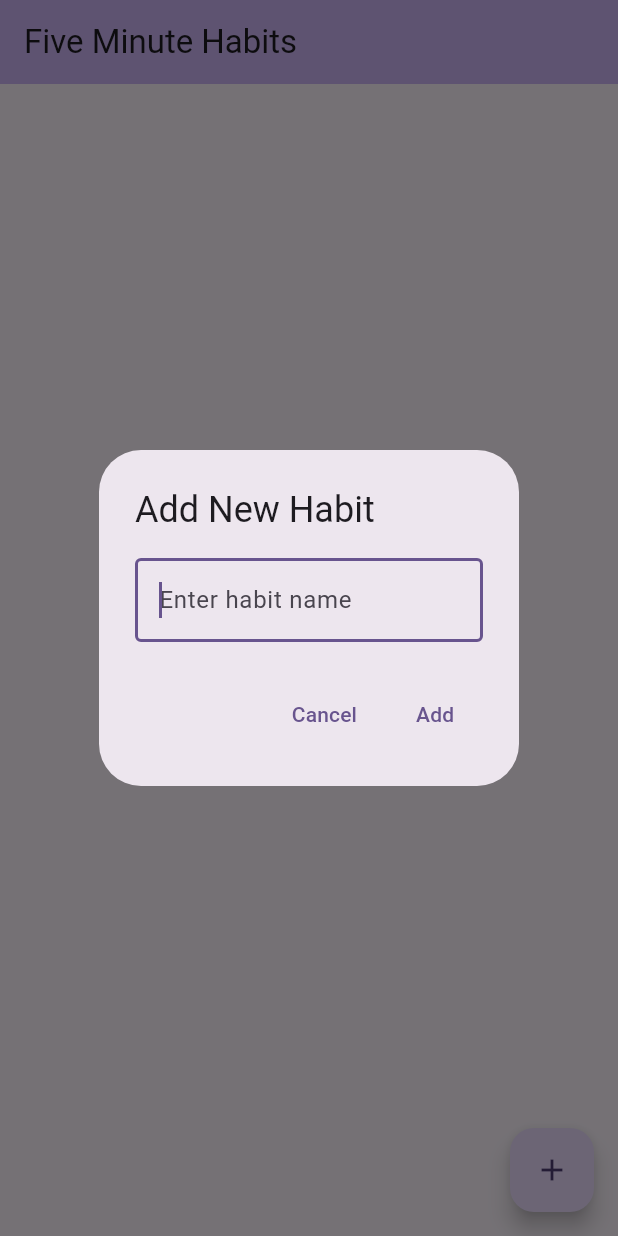
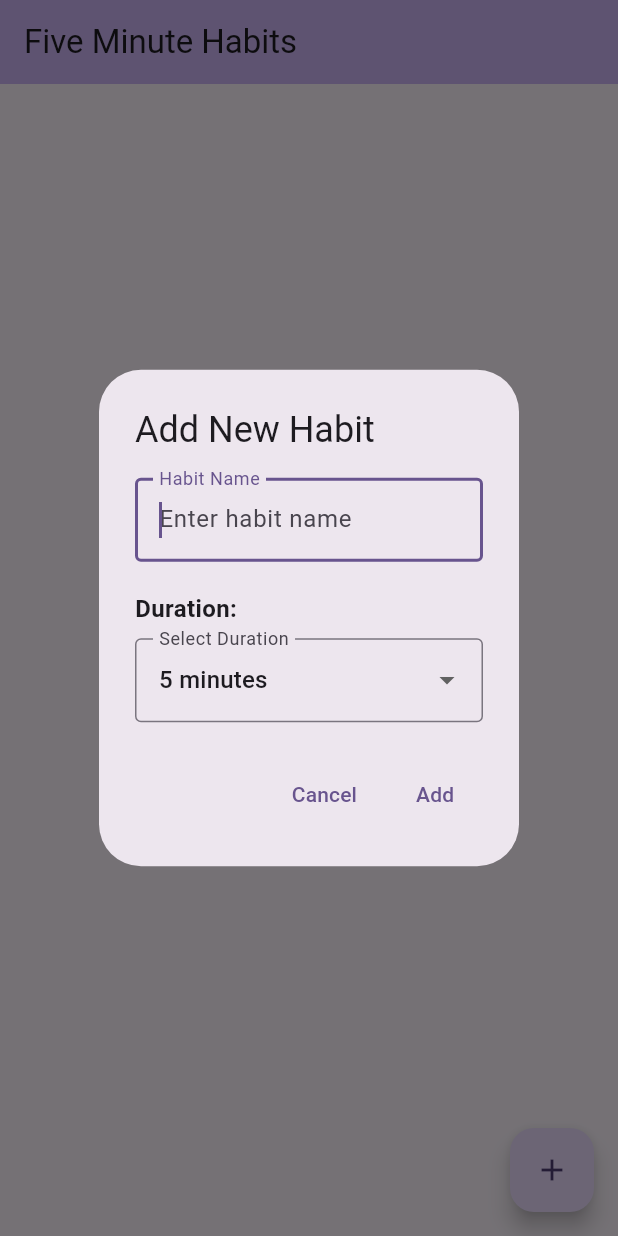
Before and after one commit to code-dio/five-minutes-habits, a Flutter app: the screen it shows after launch, after a tap on the "add" icon, on a phone screen of 412 x 824 dp. Run offline on Flutter 3.47's test engine with Material 3 defaults, Android fonts, the phone set to English and light mode, and no system bars.

Commit message:
set time when to add a habit from 1min to 5min

```diff
--- a/lib/main.dart
+++ b/lib/main.dart
@@ -32,6 +32,8 @@ class _HomeScreenState extends State<HomeScreen> {
   final List<Habit> _habits = [];
   final Map<String, TimerController> _timerControllers = {};
   final Map<String, int> _remainingSeconds = {};
+  final Map<String, int> _habitDurations =
+      {}; // Store duration in seconds for each habit
 
   @override
   void dispose() {
@@ -42,18 +44,22 @@ class _HomeScreenState extends State<HomeScreen> {
     super.dispose();
   }
 
-  void _addHabit(String name) {
+  void _addHabit(String name, int durationMinutes) {
     if (name.trim().isEmpty) return;
 
     final habit = Habit(
       id: DateTime.now().millisecondsSinceEpoch.toString(),
       name: name.trim(),
       createdAt: DateTime.now(),
+      durationMinutes: durationMinutes,
     );
+
+    final durationSeconds = durationMinutes * 60;
 
     setState(() {
       _habits.add(habit);
-      _remainingSeconds[habit.id] = 300; // 5 minutes = 300 seconds
+      _remainingSeconds[habit.id] = durationSeconds;
+      _habitDurations[habit.id] = durationSeconds;
       _timerControllers[habit.id] = TimerController();
     });
   }
@@ -64,6 +70,7 @@ class _HomeScreenState extends State<HomeScreen> {
       _timerControllers[id]?.dispose();
       _timerControllers.remove(id);
       _remainingSeconds.remove(id);
+      _habitDurations.remove(id);
     });
   }
 
@@ -79,37 +86,90 @@ class _HomeScreenState extends State<HomeScreen> {
 
   void _showAddHabitDialog() {
     final TextEditingController nameController = TextEditingController();
+    int selectedDuration = 5; // Default to 5 minutes
 
     showDialog(
       context: context,
-      builder: (BuildContext context) {
+      builder: (BuildContext dialogContext) {
+        return StatefulBuilder(
+          builder: (context, setDialogState) {
             return AlertDialog(
               title: const Text('Add New Habit'),
-          content: TextField(
+              content: SingleChildScrollView(
+                child: Column(
+                  mainAxisSize: MainAxisSize.min,
+                  crossAxisAlignment: CrossAxisAlignment.start,
+                  children: [
+                    TextField(
                       controller: nameController,
                       decoration: const InputDecoration(
                         hintText: 'Enter habit name',
                         border: OutlineInputBorder(),
+                        labelText: 'Habit Name',
                       ),
                       autofocus: true,
                       onSubmitted: (_) {
-              _addHabit(nameController.text);
-              Navigator.of(context).pop();
+                        if (nameController.text.trim().isNotEmpty) {
+                          _addHabit(
+                            nameController.text.trim(),
+                            selectedDuration,
+                          );
+                          Navigator.of(dialogContext).pop();
+                        }
                       },
+                    ),
+                    const SizedBox(height: 20),
+                    const Text(
+                      'Duration:',
+                      style: TextStyle(
+                        fontSize: 16,
+                        fontWeight: FontWeight.bold,
+                      ),
+                    ),
+                    const SizedBox(height: 8),
+                    DropdownButtonFormField<int>(
+                      value: selectedDuration,
+                      decoration: const InputDecoration(
+                        border: OutlineInputBorder(),
+                        labelText: 'Select Duration',
+                      ),
+                      items:
+                          [1, 2, 3, 4, 5].map((minutes) {
+                            return DropdownMenuItem<int>(
+                              value: minutes,
+                              child: Text(
+                                '$minutes minute${minutes > 1 ? 's' : ''}',
+                              ),
+                            );
+                          }).toList(),
+                      onChanged: (value) {
+                        if (value != null) {
+                          setDialogState(() {
+                            selectedDuration = value;
+                          });
+                        }
+                      },
+                    ),
+                  ],
+                ),
               ),
               actions: [
                 TextButton(
-              onPressed: () => Navigator.of(context).pop(),
+                  onPressed: () => Navigator.of(dialogContext).pop(),
                   child: const Text('Cancel'),
                 ),
                 TextButton(
                   onPressed: () {
-                _addHabit(nameController.text);
-                Navigator.of(context).pop();
+                    if (nameController.text.trim().isNotEmpty) {
+                      _addHabit(nameController.text.trim(), selectedDuration);
+                      Navigator.of(dialogContext).pop();
+                    }
                   },
                   child: const Text('Add'),
                 ),
               ],
+            );
+          },
         );
       },
     );
@@ -160,6 +220,7 @@ class _HomeScreenState extends State<HomeScreen> {
                       habit: _habits[index],
                       timerController: _timerControllers[_habits[index].id]!,
                       remainingSeconds: _remainingSeconds[_habits[index].id]!,
+                      totalDuration: _habitDurations[_habits[index].id]!,
                       onDelete: () => _deleteHabit(_habits[index].id),
                       onTimeUpdate: (seconds) {
                         setState(() {
@@ -186,6 +247,7 @@ class HabitCard extends StatefulWidget {
   final Habit habit;
   final TimerController timerController;
   final int remainingSeconds;
+  final int totalDuration;
   final VoidCallback onDelete;
   final Function(int) onTimeUpdate;
 
@@ -194,6 +256,7 @@ class HabitCard extends StatefulWidget {
     required this.habit,
     required this.timerController,
     required this.remainingSeconds,
+    required this.totalDuration,
     required this.onDelete,
     required this.onTimeUpdate,
   });
@@ -205,13 +268,14 @@ class HabitCard extends StatefulWidget {
 class _HabitCardState extends State<HabitCard> {
   bool _isRunning = false;
   bool _isExpanded = false;
-  int _remainingSeconds = 300;
-  int _totalDuration = 300; // 5 minutes in seconds
+  late int _remainingSeconds;
+  late int _totalDuration;
 
   @override
   void initState() {
     super.initState();
     _remainingSeconds = widget.remainingSeconds;
+    _totalDuration = widget.totalDuration;
   }
 
   @override
@@ -219,6 +283,9 @@ class _HabitCardState extends State<HabitCard> {
     super.didUpdateWidget(oldWidget);
     if (widget.remainingSeconds != oldWidget.remainingSeconds) {
       _remainingSeconds = widget.remainingSeconds;
+    }
+    if (widget.totalDuration != oldWidget.totalDuration) {
+      _totalDuration = widget.totalDuration;
     }
   }
 
--- a/lib/models/habit.dart
+++ b/lib/models/habit.dart
@@ -2,22 +2,28 @@ class Habit {
   final String id;
   final String name;
   final DateTime createdAt;
+  final int durationMinutes; // Duration in minutes (1-5)
 
   Habit({
     required this.id,
     required this.name,
     required this.createdAt,
+    required this.durationMinutes,
   });
 
   Habit copyWith({
     String? id,
     String? name,
     DateTime? createdAt,
+    int? durationMinutes,
   }) {
     return Habit(
       id: id ?? this.id,
       name: name ?? this.name,
       createdAt: createdAt ?? this.createdAt,
+      durationMinutes: durationMinutes ?? this.durationMinutes,
     );
   }
+
+  int get durationSeconds => durationMinutes * 60;
 }
```
Lines whose indentation alone changed are shown as unchanged.
